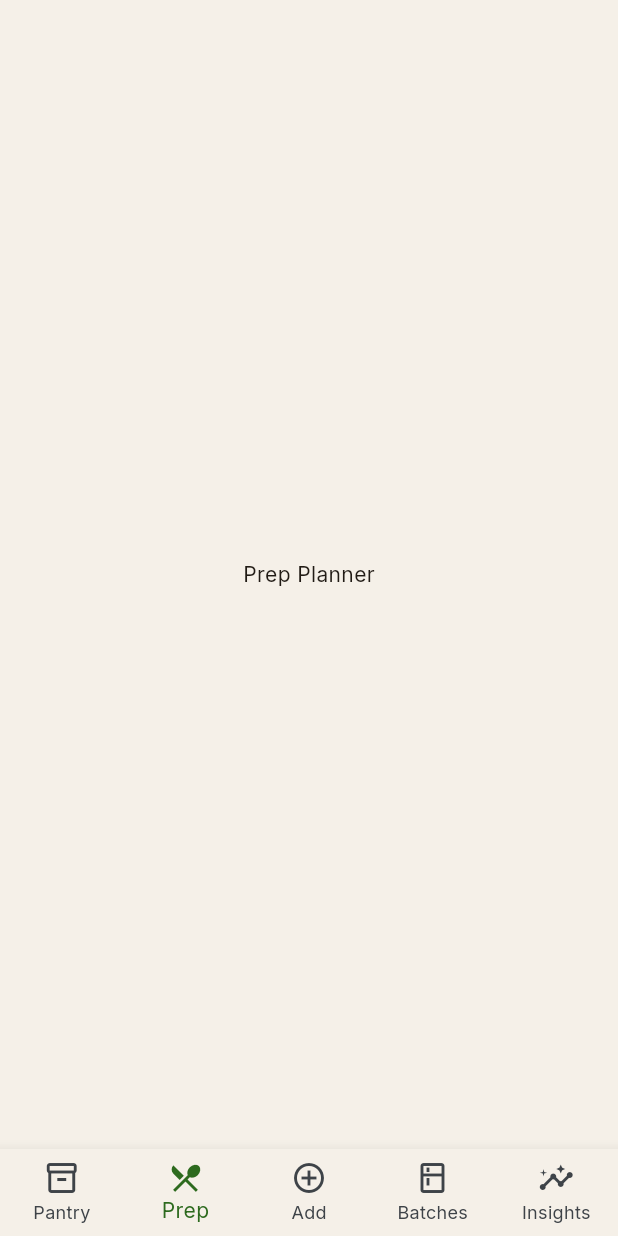
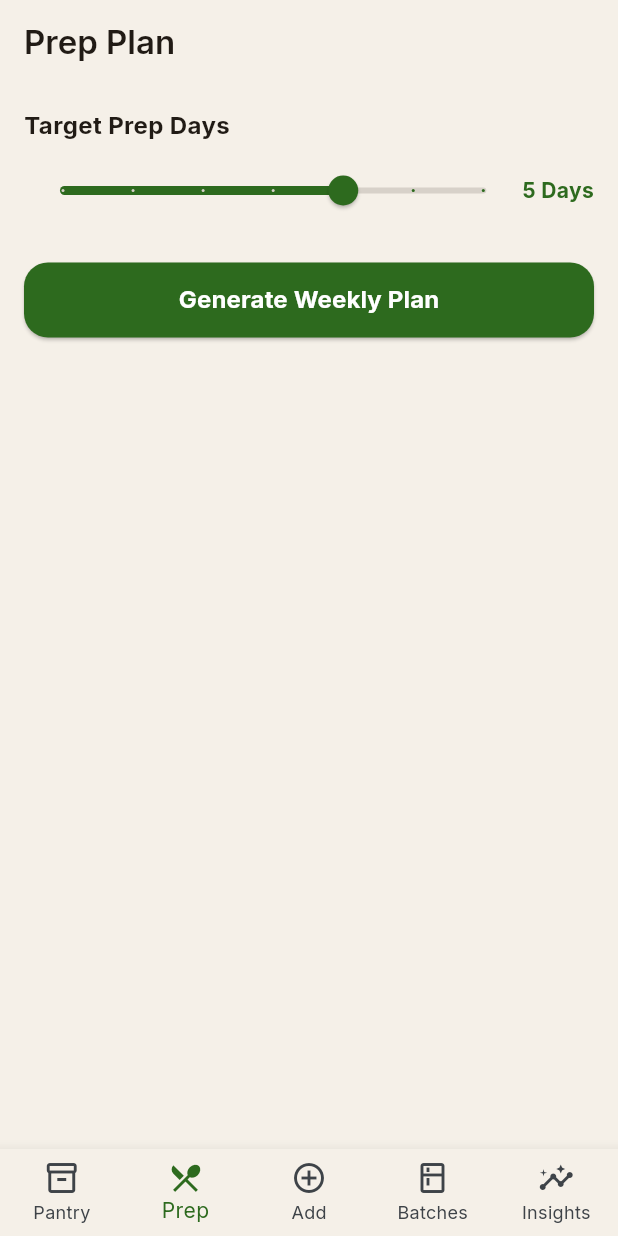
Before and after one commit to razielsevilla/prepmate, a Flutter app: the PrepPlannerScreen screen opened by its route, on a phone screen of 412 x 824 dp. Run offline on Flutter 3.47's test engine with Material 3 defaults, Android fonts, the phone set to English and light mode, and no system bars; our stand-ins replace flutter_riverpod, go_router, google_fonts.

Commit message:
feat: implement meal prep planner and batches screens

```diff
--- /dev/null
+++ b/mobile/lib/features/planner/prep_planner_screen.dart
@@ -0,0 +1,153 @@
+import 'package:flutter/material.dart';
+import 'package:flutter_riverpod/flutter_riverpod.dart';
+import '../../core/theme/app_colors.dart';
+import '../../core/state/providers.dart';
+
+class PrepPlannerScreen extends ConsumerStatefulWidget {
+  const PrepPlannerScreen({super.key});
+
+  @override
+  ConsumerState<PrepPlannerScreen> createState() => _PrepPlannerScreenState();
+}
+
+class _PrepPlannerScreenState extends ConsumerState<PrepPlannerScreen> {
+  int prepDays = 5;
+  bool isGenerated = false;
+
+  @override
+  Widget build(BuildContext context) {
+    return Scaffold(
+      backgroundColor: AppColors.cream,
+      appBar: AppBar(
+        title: const Text('Prep Plan'),
+      ),
+      body: SingleChildScrollView(
+        padding: const EdgeInsets.all(16),
+        child: Column(
+          crossAxisAlignment: CrossAxisAlignment.start,
+          children: [
+            const Text(
+              'Target Prep Days',
+              style: TextStyle(fontWeight: FontWeight.bold, fontSize: 16),
+            ),
+            const SizedBox(height: 8),
+            Row(
+              children: [
+                Expanded(
+                  child: Slider(
+                    value: prepDays.toDouble(),
+                    min: 1,
+                    max: 7,
+                    divisions: 6,
+                    activeColor: AppColors.forest,
+                    inactiveColor: AppColors.stone,
+                    label: prepDays.toString(),
+                    onChanged: (val) => setState(() => prepDays = val.toInt()),
+                  ),
+                ),
+                Text(
+                  '$prepDays Days',
+                  style: const TextStyle(fontWeight: FontWeight.bold, color: AppColors.forest),
+                ),
+              ],
+            ),
+            const SizedBox(height: 24),
+            SizedBox(
+              width: double.infinity,
+              height: 50,
+              child: ElevatedButton(
+                onPressed: () {
+                  setState(() => isGenerated = true);
+                },
+                style: ElevatedButton.styleFrom(
+                  backgroundColor: AppColors.forest,
+                  foregroundColor: Colors.white,
+                  shape: RoundedRectangleBorder(borderRadius: BorderRadius.circular(16)),
+                ),
+                child: const Text('Generate Weekly Plan', style: TextStyle(fontWeight: FontWeight.bold, fontSize: 16)),
+              ),
+            ),
+            if (isGenerated) ...[
+              const SizedBox(height: 32),
+              Container(
+                width: double.infinity,
+                padding: const EdgeInsets.all(16),
+                decoration: BoxDecoration(
+                  color: AppColors.mist,
+                  borderRadius: BorderRadius.circular(24),
+                  border: Border.all(color: AppColors.forest.withOpacity(0.3)),
+                ),
+                child: Column(
+                  crossAxisAlignment: CrossAxisAlignment.start,
+                  children: [
+                    const Row(
+                      children: [
+                        Icon(Icons.check_circle, color: AppColors.forest),
+                        SizedBox(width: 8),
+                        Text('Prep Schedule Generated!',
+                            style: TextStyle(color: AppColors.forest, fontWeight: FontWeight.bold, fontSize: 16)),
+                      ],
+                    ),
+                    const SizedBox(height: 8),
+                    const Text('Rescued 2 at-risk items (Kangkong, Pork Liempo)',
+                        style: TextStyle(color: AppColors.forest, fontSize: 12)),
+                    const SizedBox(height: 16),
+                    _buildDayBlock('Day 1-2', 'Pork Sinigang', 'Fridge: Eat within 3 days'),
+                    const SizedBox(height: 12),
+                    _buildDayBlock('Day 3-5', 'Chicken Adobo', 'Freezer: Transfer to fridge night before'),
+                    const SizedBox(height: 16),
+                    SizedBox(
+                      width: double.infinity,
+                      child: ElevatedButton(
+                        onPressed: () {},
+                        style: ElevatedButton.styleFrom(
+                          backgroundColor: Colors.white,
+                          foregroundColor: AppColors.forest,
+                          elevation: 0,
+                          shape: RoundedRectangleBorder(
+                            borderRadius: BorderRadius.circular(12),
+                            side: const BorderSide(color: AppColors.forest),
+                          ),
+                        ),
+                        child: const Text('Commit & Add to Batches', style: TextStyle(fontWeight: FontWeight.bold)),
+                      ),
+                    ),
+                  ],
+                ),
+              ),
+            ],
+          ],
+        ),
+      ),
+    );
+  }
+
+  Widget _buildDayBlock(String days, String meal, String note) {
+    return Container(
+      padding: const EdgeInsets.all(12),
+      decoration: BoxDecoration(
+        color: Colors.white,
+        borderRadius: BorderRadius.circular(16),
+      ),
+      child: Row(
+        children: [
+          Container(
+            padding: const EdgeInsets.symmetric(horizontal: 8, vertical: 4),
+            decoration: BoxDecoration(color: AppColors.stone.withOpacity(0.3), borderRadius: BorderRadius.circular(8)),
+            child: Text(days, style: const TextStyle(fontWeight: FontWeight.bold, fontSize: 12)),
+          ),
+          const SizedBox(width: 12),
+          Expanded(
+            child: Column(
+              crossAxisAlignment: CrossAxisAlignment.start,
+              children: [
+                Text(meal, style: const TextStyle(fontWeight: FontWeight.bold)),
+                Text(note, style: const TextStyle(fontSize: 10, color: AppColors.slate)),
+              ],
+            ),
+          )
+        ],
+      ),
+    );
+  }
+}
--- a/mobile/lib/features/screens.dart
+++ b/mobile/lib/features/screens.dart
@@ -1,6 +1,8 @@
 import 'package:flutter/material.dart';
 export 'pantry/pantry_screen.dart';
 export 'add_item/add_item_screen.dart';
+export 'planner/prep_planner_screen.dart';
+export 'batches/batches_screen.dart';
 
 class OnboardingScreen extends StatelessWidget {
   const OnboardingScreen({super.key});
@@ -13,19 +15,7 @@ class OnboardingScreen extends StatelessWidget {
 
 
 
-class PrepPlannerScreen extends StatelessWidget {
-  const PrepPlannerScreen({super.key});
 
-  @override
-  Widget build(BuildContext context) => const Scaffold(body: Center(child: Text('Prep Planner')));
-}
-
-class BatchesScreen extends StatelessWidget {
-  const BatchesScreen({super.key});
-
-  @override
-  Widget build(BuildContext context) => const Scaffold(body: Center(child: Text('Batches')));
-}
 
 class InsightsScreen extends StatelessWidget {
   const InsightsScreen({super.key});
```
Also changed, not shown: mobile/lib/features/batches/batches_screen.dart (added, +119 -0 lines).
